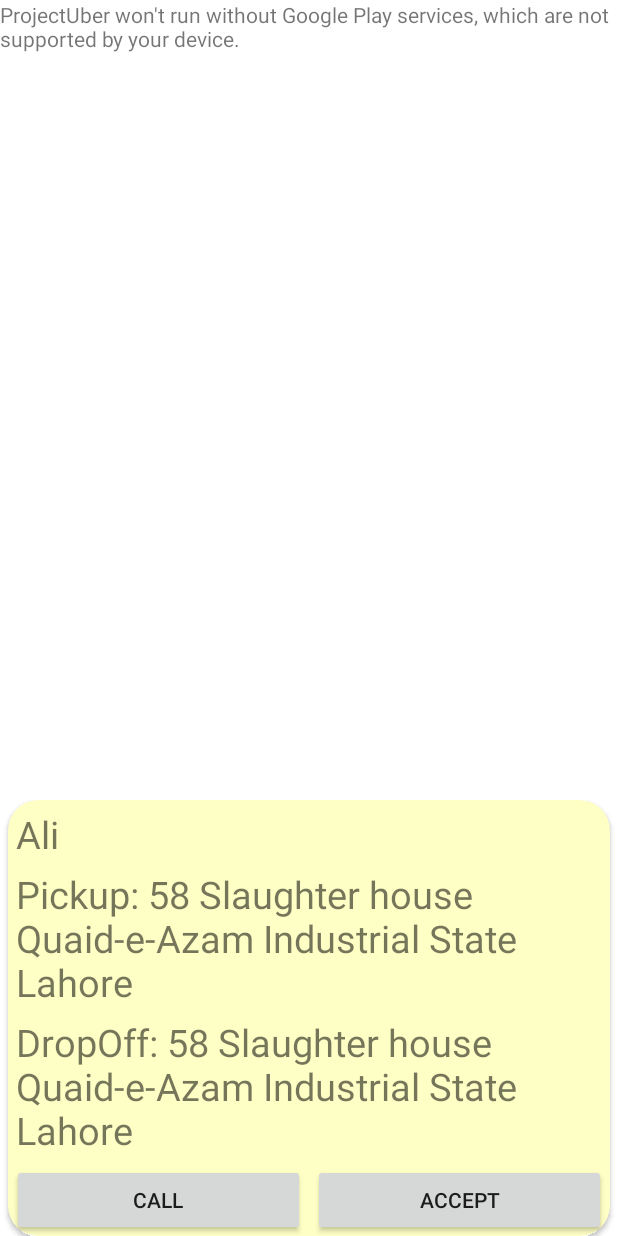
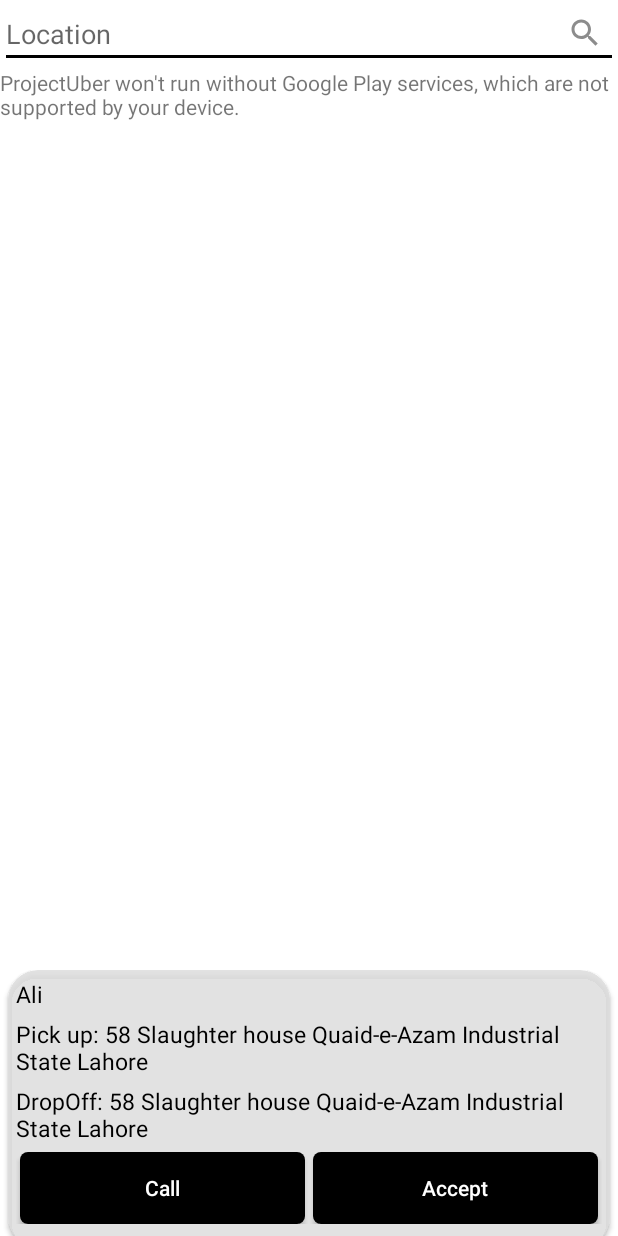
Before and after one commit to MohammadRabi95/ProjectUber, an Android app: the MapsActivity screen opened directly, with no data from a screen before it, on a phone screen of 412 x 824 dp. Run offline under Robolectric (Android 15) with nearby library versions, the phone set to English and light mode, and no system bars.

Commit message:
1st commit.

```diff
--- a/app/src/main/AndroidManifest.xml
+++ b/app/src/main/AndroidManifest.xml
@@ -20,8 +20,9 @@
         <activity
             android:name=".Maps.MapsActivity"
             android:label="@string/title_activity_maps" />
-        <activity android:name=".Auth.SignInActivity" />
-        <activity android:name=".Auth.ReceivedOTPActivity" />
+        <activity android:name=".Auth.SignInActivity" android:windowSoftInputMode="adjustResize" />
+        <activity android:name=".Auth.ReceivedOTPActivity"
+            android:windowSoftInputMode="adjustResize"  />
         <activity android:name=".SplashActivity">
             <intent-filter>
                 <action android:name="android.intent.action.MAIN" />
--- a/app/src/main/java/com/example/projectuber/Adapters/RidesAdapter.java
+++ b/app/src/main/java/com/example/projectuber/Adapters/RidesAdapter.java
@@ -45,8 +45,12 @@ public class RidesAdapter extends RecyclerView.Adapter<RidesAdapter.RidesHolder>
         Rides rides = list.get(position);
         if (rides != null) {
             holder.name.setText(rides.getName());
-            holder.pickup.setText(toSpannableString("Pickup: " + rides.getPickup_location()));
-            holder.dropOff.setText(toSpannableString("DropOff: " + rides.getDropOff_location()));
+
+            holder.pickup.setText(toSpannableString(context.getString(R.string.PickUp) + rides.getPickup_location()));
+            holder.dropOff.setText(toSpannableString(context.getString(R.string.dropOf) + rides.getDropOff_location()));
+
+            // holder.pickup.setText(toSpannableString("Pickup: " + rides.getPickup_location()));
+           // holder.dropOff.setText(toSpannableString("DropOff: " + rides.getDropOff_location()));
 
             holder.call.setOnClickListener(view -> {
                 callSelectedUser(rides.getPhone());
--- a/app/src/main/java/com/example/projectuber/Auth/ReceivedOTPActivity.java
+++ b/app/src/main/java/com/example/projectuber/Auth/ReceivedOTPActivity.java
@@ -89,9 +89,11 @@ public class ReceivedOTPActivity extends AppCompatActivity {
         imageView_back_button = findViewById(R.id.iv_back_ReceivedOTPActivity);
         button_next = findViewById(R.id.btn_next_OTPActivity);
         editText_otp_code = findViewById(R.id.et_OTP_code_OTPActivity);
-        textView_title_with_phone.setText("Enter the 4-digit code sent to you at " + mobNum);
+        textView_title_with_phone.setText("Enter the 6-digit code sent to you at " + mobNum);
         imageView_back_button.setOnClickListener(view -> finish());
         button_next.setOnClickListener(view1 -> {
+            /*Intent intent=new Intent(ReceivedOTPActivity.this,MapsActivity.class);
+            startActivity(intent);*/
             String code = editText_otp_code.getText().toString().trim();
             if (code.isEmpty() || code.length() < 6) {
                 editText_otp_code.setError("Enter valid code");
--- a/app/src/main/java/com/example/projectuber/Maps/MapsActivity.java
+++ b/app/src/main/java/com/example/projectuber/Maps/MapsActivity.java
@@ -20,6 +20,9 @@ import android.location.LocationManager;
 import android.os.Build;
 import android.os.Bundle;
 import android.util.Log;
+import android.view.View;
+import android.widget.EditText;
+import android.widget.ImageView;
 import android.widget.Toast;
 
 import com.example.projectuber.Adapters.RidesAdapter;
@@ -45,6 +48,8 @@ import java.util.List;
 
 public class MapsActivity extends FragmentActivity implements OnMapReadyCallback, RidesCallback {
 
+    private ImageView imageView_search;
+    private EditText editText_search;
     public static final int PERMISSIONS_REQUEST_ENABLE_GPS = 111;
     public static final int PERMISSIONS_REQUEST_ACCESS_FINE_LOCATION = 222;
     public static final int ERROR_DIALOG_REQUEST = 333;
@@ -53,6 +58,7 @@ public class MapsActivity extends FragmentActivity implements OnMapReadyCallback
     private RecyclerView recyclerView;
     private FusedLocationProviderClient fusedLocationProviderClient;
     private boolean mLocationPermissionGranted = false;
+    //private boolean search_et_is_visible=false;
 
     @Override
     protected void onCreate(Bundle savedInstanceState) {
@@ -60,10 +66,31 @@ public class MapsActivity extends FragmentActivity implements OnMapReadyCallback
         setContentView(R.layout.activity_maps);
         SupportMapFragment mapFragment = (SupportMapFragment) getSupportFragmentManager()
                 .findFragmentById(R.id.map);
+        editText_search=findViewById(R.id.et_search_MapActivity);
+        imageView_search=findViewById(R.id.iv_search_mapActivity);
         recyclerView = findViewById(R.id.map_recyclerView);
         fusedLocationProviderClient = LocationServices.getFusedLocationProviderClient(this);
         assert mapFragment != null;
         mapFragment.getMapAsync(this);
+
+
+        imageView_search.setOnClickListener(new View.OnClickListener() {
+            @Override
+            public void onClick(View view) {
+               /* if(search_et_is_visible)
+                {
+                    //invoke search method  here,
+                    editText_search.setVisibility(View.INVISIBLE);
+                    search_et_is_visible=false;
+                }
+                else {
+                    editText_search.setVisibility(View.VISIBLE);
+                    search_et_is_visible=true;
+                    editText_search.requestFocus();
+                }*/
+            }
+        });
+
     }
 
     @Override
@@ -174,7 +201,6 @@ public class MapsActivity extends FragmentActivity implements OnMapReadyCallback
                 }
             }
         }
-
     }
 
     private void getCurrentLocation() {
@@ -220,6 +246,7 @@ public class MapsActivity extends FragmentActivity implements OnMapReadyCallback
             mMap.moveCamera(CameraUpdateFactory.newLatLng(pickUpLatLng));
             mMap.animateCamera(CameraUpdateFactory.zoomIn());
             mMap.animateCamera(CameraUpdateFactory.zoomTo(15), 2000, null);
+
         }
     }
 
--- /dev/null
+++ b/app/src/main/res/drawable/btn_background.xml
@@ -0,0 +1,6 @@
+<?xml version="1.0" encoding="utf-8"?>
+<shape android:shape="rectangle" xmlns:android="http://schemas.android.com/apk/res/android">
+
+    <corners android:radius="5dp"/>
+    <solid android:color="@color/black"/>
+</shape>
--- /dev/null
+++ b/app/src/main/res/drawable/ic_baseline_search_24.xml
@@ -0,0 +1,5 @@
+<vector android:alpha="0.75" android:height="24dp"
+    android:tint="?attr/colorControlNormal" android:viewportHeight="24"
+    android:viewportWidth="24" android:width="24dp" xmlns:android="http://schemas.android.com/apk/res/android">
+    <path android:fillColor="@android:color/white" android:pathData="M15.5,14h-0.79l-0.28,-0.27C15.41,12.59 16,11.11 16,9.5 16,5.91 13.09,3 9.5,3S3,5.91 3,9.5 5.91,16 9.5,16c1.61,0 3.09,-0.59 4.23,-1.57l0.27,0.28v0.79l5,4.99L20.49,19l-4.99,-5zM9.5,14C7.01,14 5,11.99 5,9.5S7.01,5 9.5,5 14,7.01 14,9.5 11.99,14 9.5,14z"/>
+</vector>
--- a/app/src/main/res/layout/activity_maps.xml
+++ b/app/src/main/res/layout/activity_maps.xml
@@ -6,16 +6,41 @@
     android:layout_height="match_parent"
     tools:context=".Maps.MapsActivity" >
 
+
     <fragment
         android:layout_width="match_parent"
         android:layout_height="match_parent"
         android:id="@+id/map"
+        android:layout_below="@+id/et_search_MapActivity"
         android:name="com.google.android.gms.maps.SupportMapFragment"
         />
+
+
+    <EditText
+        android:layout_width="match_parent"
+        android:layout_height="wrap_content"
+        android:id="@+id/et_search_MapActivity"
+        android:hint="Location"
+        />
+    <ImageView
+        android:layout_width="wrap_content"
+        android:layout_height="wrap_content"
+        android:layout_alignParentEnd="true"
+        android:id="@+id/iv_search_mapActivity"
+        android:src="@drawable/ic_baseline_search_24"
+        android:layout_alignParentRight="true"
+        android:padding="10dp"
+        />
+
+
+
     <androidx.recyclerview.widget.RecyclerView
         android:layout_width="match_parent"
         android:layout_height="wrap_content"
         android:id="@+id/map_recyclerView"
         android:layout_alignParentBottom="true"
+        android:layout_marginBottom="-7dp"
         />
+
+
 </RelativeLayout>
--- a/app/src/main/res/layout/activity_sign_in.xml
+++ b/app/src/main/res/layout/activity_sign_in.xml
@@ -43,6 +43,7 @@
             android:layout_height="wrap_content"
             android:id="@+id/ed_phone_signInActivtity"
             android:hint="303242323"
+            android:inputType="phone"
             />
 
     </LinearLayout>
--- a/app/src/main/res/layout/rides_row.xml
+++ b/app/src/main/res/layout/rides_row.xml
@@ -4,7 +4,7 @@
     android:orientation="vertical"
     android:layout_width="match_parent"
     app:cardCornerRadius="20dp"
-    app:cardBackgroundColor="#feffc5"
+    app:cardBackgroundColor="#D7DDDDDD"
     android:layout_marginHorizontal="5dp"
     android:layout_height="wrap_content">
 
@@ -19,7 +19,9 @@
             android:layout_marginBottom="5dp"
             android:layout_width="wrap_content"
             android:layout_height="wrap_content"
-            android:textSize="25dp"
+            android:textSize="15sp"
+            android:text="Sanwal khan"
+            android:textColor="@color/black"
             android:id="@+id/name_rides_row"
             />
         <TextView
@@ -27,7 +29,9 @@
             android:layout_marginBottom="5dp"
             android:layout_width="wrap_content"
             android:layout_height="wrap_content"
-            android:textSize="25dp"
+            android:textSize="15sp"
+            android:text="pickup_rides_row"
+            android:textColor="@color/black"
             android:id="@+id/pickup_rides_row"
             />
 
@@ -36,7 +40,9 @@
             android:layout_marginBottom="5dp"
             android:layout_width="wrap_content"
             android:layout_height="wrap_content"
-            android:textSize="25dp"
+            android:textSize="15sp"
+            android:text="dropOff_rides_row"
+            android:textColor="@color/black"
             android:id="@+id/dropOff_rides_row"
             />
 
@@ -45,6 +51,9 @@
             android:layout_height="wrap_content"
             android:orientation="horizontal"
             android:weightSum="2"
+            android:layout_marginRight="5dp"
+            android:layout_marginLeft="5dp"
+            android:layout_marginBottom="15dp"
             >
             <Button
                 android:layout_marginHorizontal="2.5dp"
@@ -53,7 +62,10 @@
                 android:layout_height="wrap_content"
                 android:padding="5dp"
                 android:text="Call"
+                android:textColor="@color/white"
+                android:textAllCaps="false"
                 android:id="@+id/rides_call_row"
+                android:background="@drawable/btn_background"
                 />
             <Button
                 android:layout_marginHorizontal="2.5dp"
@@ -62,8 +74,12 @@
                 android:layout_height="wrap_content"
                 android:padding="5dp"
                 android:text="Accept"
+                android:textColor="@color/white"
+                android:textAllCaps="false"
+                android:background="@drawable/btn_background"
                 android:id="@+id/accept_call_row"
                 />
+
         </LinearLayout>
 
 
--- a/app/src/main/res/values/strings.xml
+++ b/app/src/main/res/values/strings.xml
@@ -3,4 +3,6 @@
     <string name="insert_num">Please insert your number to move forward</string>
     <string name="title_activity_maps">Map</string>
     <string name="dummy_loc">58 Slaughter house Quaid-e-Azam Industrial State Lahore</string>
+    <string name="PickUp"><b>Pick up: </b></string>
+    <string name="dropOf"><b>DropOff: </b></string>
 </resources>
```
